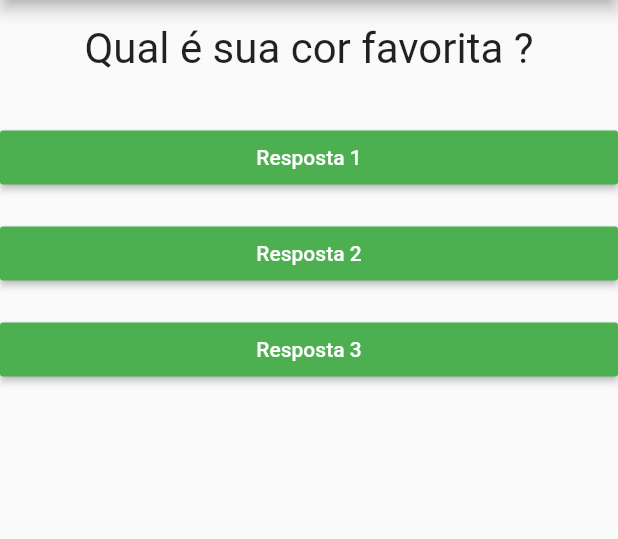
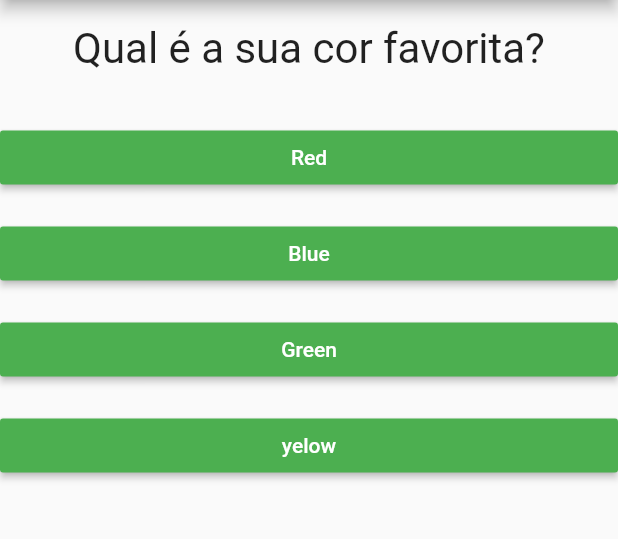
Before and after one commit to paulovictorbuenoflores/app_perguntas, a Flutter app: the screen it shows after launch, on a phone screen of 412 x 824 dp, the part 84-623 px from its top. Run offline on Flutter 3.47's test engine with Material 2 defaults, Android fonts, the phone set to English and light mode, and no system bars.

Commit message:
lista para widgets

```diff
--- a/lib/main.dart
+++ b/lib/main.dart
@@ -26,23 +26,41 @@ class _PerguntaAppState extends State<PerguntaApp> {
 
   @override
   Widget build(BuildContext context) {
-    final List<String> perguntas = [
-      'Qual é sua cor favorita ?',
-      'Qual é seu animal favorita?'
+    //como estou trabalhando com inferencia, não precisa referenciar, pode ser só: final perguntas =[{}];
+    final List<Map<String, Object>> perguntas = [
+      {
+        'texto': 'Qual é a sua cor favorita?',
+        'resposta': ['Red', 'Blue', 'Green', 'yelow'],
+      },
+      {
+        'texto': 'Qual é o seu animal favorito?',
+        'resposta': ['Gato', 'Cachorro', 'outro'],
+      },
+      {
+        'texto': 'Qual é o seu esporte favorito?',
+        'resposta': [
+          'BMX',
+          'Downhill',
+          'FreeRide',
+          'Enduro',
+          'MotoCross',
+          'Esporte Não radical'
+        ],
+      },
     ];
+
+    List<String> respostas = perguntas[_perguntaSelecionada].cast()['resposta'];
 
     return MaterialApp(
       home: Scaffold(
         appBar: AppBar(
-          title: Text('Pergunta'),
+          title: const Text('Pergunta'),
         ),
         body: Column(
           children: <Widget>[
-            if (_perguntaSelecionada < perguntas.length)
-              Questao(perguntas[_perguntaSelecionada]),
-            Resposta('Resposta 1', _responder),
-            Resposta('Resposta 2', _responder),
-            Resposta('Resposta 3', _responder),
+            // Questao((perguntas[_perguntaSelecionada]['texto']) as String),
+            Questao(perguntas[_perguntaSelecionada]['texto'].toString()),
+            ...respostas.map((t) => Resposta(t, _responder)).toList(),
           ],
         ),
       ),
--- a/pubspec.yaml
+++ b/pubspec.yaml
@@ -18,7 +18,7 @@ publish_to: 'none' # Remove this line if you wish to publish to pub.dev
 version: 1.0.0+1
 
 environment:
-  sdk: ">=2.17.6 <3.0.0"
+  sdk: ">=2.3.0 <3.0.0"
 
 # Dependencies specify other packages that your package needs in order to work.
 # To automatically upgrade your package dependencies to the latest versions
```
Also changed, not shown: pubspec.lock.
